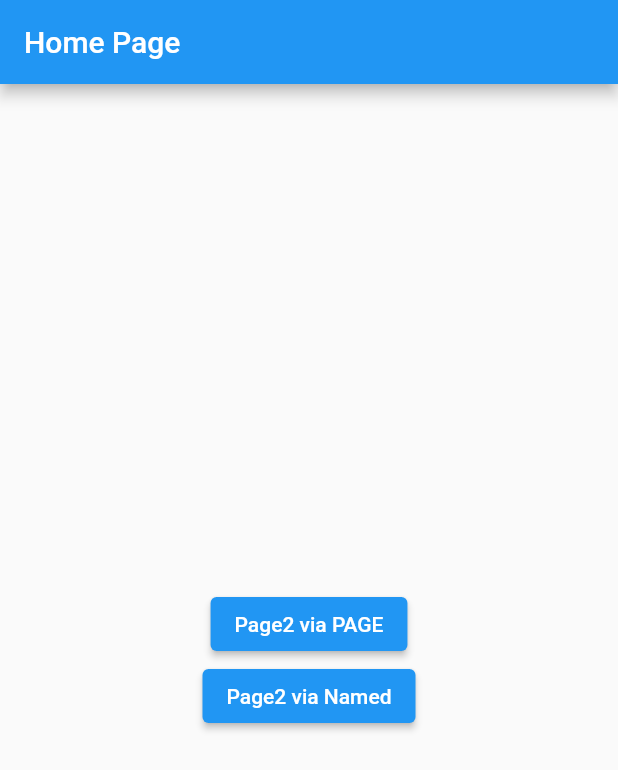
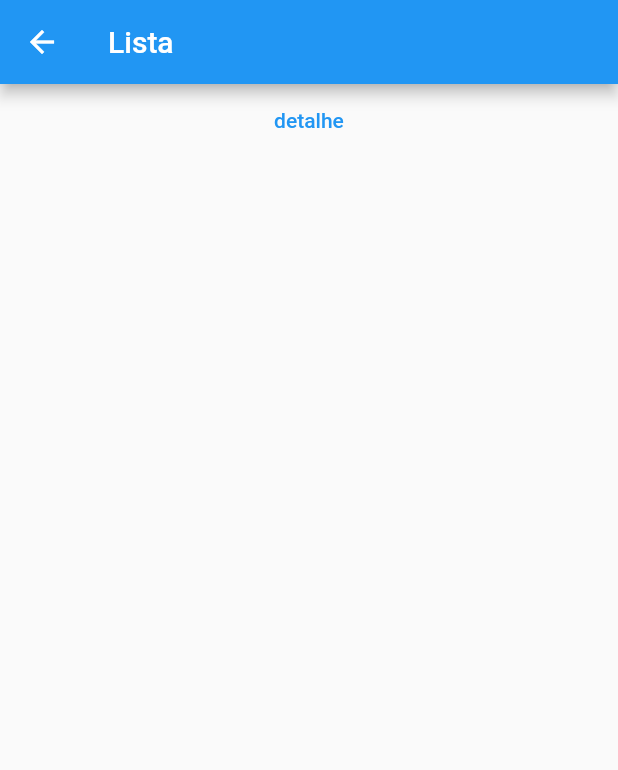
Before and after one commit to ElcioLS/adf_flutter_navegacao, a Flutter app: the screen it shows after launch, on a phone screen of 412 x 824 dp. Shown: the top 770 px of the screen. Run offline on Flutter 3.47's test engine with Material 2 defaults, Android fonts, the phone set to English and light mode, and no system bars.

Commit message:
Recuperando parametros pelo BuildContext Stateless antes de converter para StateFull

```diff
--- a/lib/main.dart
+++ b/lib/main.dart
@@ -2,6 +2,7 @@ import 'package:adf_flutter_navegacao/navegacao/home_page.dart' as navegacao;
 import 'package:adf_flutter_navegacao/navegacao/page2.dart';
 import 'package:adf_flutter_navegacao/navegacao/page3.dart';
 import 'package:adf_flutter_navegacao/navegacao/page4.dart';
+import 'package:adf_flutter_navegacao/navegacao_params/lista.dart';
 import 'package:flutter/material.dart';
 
 import 'navegacao/page1.dart';
@@ -19,12 +20,14 @@ class MyApp extends StatelessWidget {
       debugShowCheckedModeBanner: false,
       title: 'Navegação',
       // home: navegacao.HomePage(), //não precisa mais...
+      initialRoute: '/navegacao_param', //o Default é '/' para initialRoute
       routes: {
         '/': (_) => const navegacao.HomePage(),
         '/page1': (_) => const Page1(),
         Page2.routeName: (_) => const Page2(),
         '/page3': (_) => const Page3(),
         '/page4': (_) => const Page4(),
+        '/navegacao_param': (_) => const Lista(),
       },
     );
   }
--- /dev/null
+++ b/lib/navegacao_params/detalhe.dart
@@ -0,0 +1,19 @@
+import 'package:flutter/material.dart';
+
+class Detalhe extends StatelessWidget {
+  const Detalhe({Key? key}) : super(key: key);
+
+  @override
+  Widget build(BuildContext context) {
+    final param = ModalRoute.of(context)?.settings.arguments
+        as Map<String, dynamic>?; //fazendo assim uma conversão para Map
+    return Scaffold(
+      appBar: AppBar(
+        title: const Text('Detalhe'),
+      ),
+      body: Center(
+        child: Text('O id do produto é ${param?['id'] ?? 0}'),
+      ),
+    );
+  }
+}
--- /dev/null
+++ b/lib/navegacao_params/lista.dart
@@ -0,0 +1,33 @@
+import 'package:adf_flutter_navegacao/navegacao_params/detalhe.dart';
+import 'package:flutter/material.dart';
+
+class Lista extends StatelessWidget {
+  const Lista({Key? key}) : super(key: key);
+
+  @override
+  Widget build(BuildContext context) {
+    return Scaffold(
+      appBar: AppBar(
+        title: const Text('Lista'),
+      ),
+      body: Center(
+        child: Column(
+          children: [
+            TextButton(
+              onPressed: () {
+                Navigator.of(context).push(
+                  MaterialPageRoute(
+                    settings: const RouteSettings(
+                        name: 'detalhe', arguments: {'id': 50}),
+                    builder: ((context) => const Detalhe()),
+                  ),
+                );
+              },
+              child: const Text('detalhe'),
+            ),
+          ],
+        ),
+      ),
+    );
+  }
+}
```
